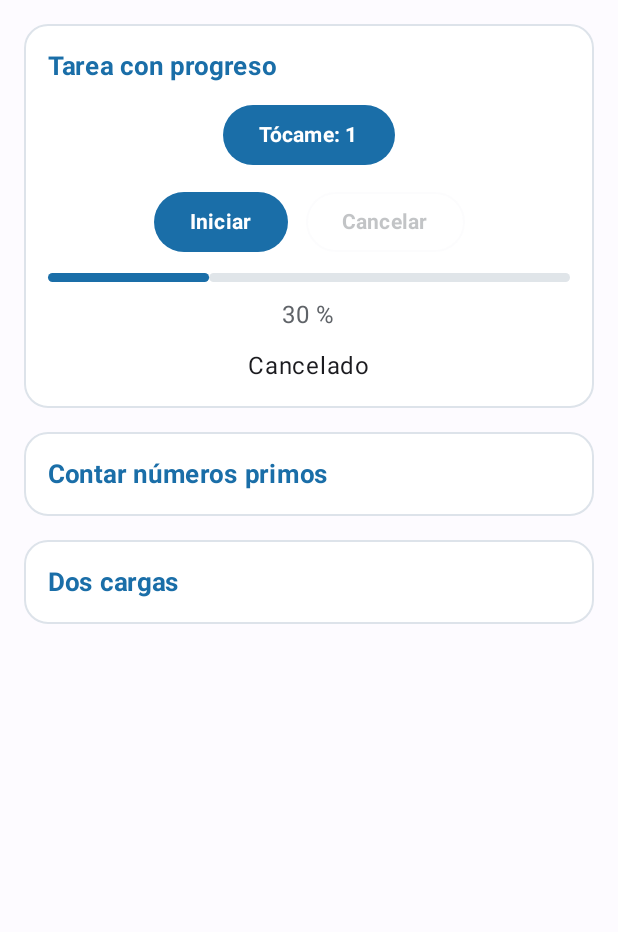
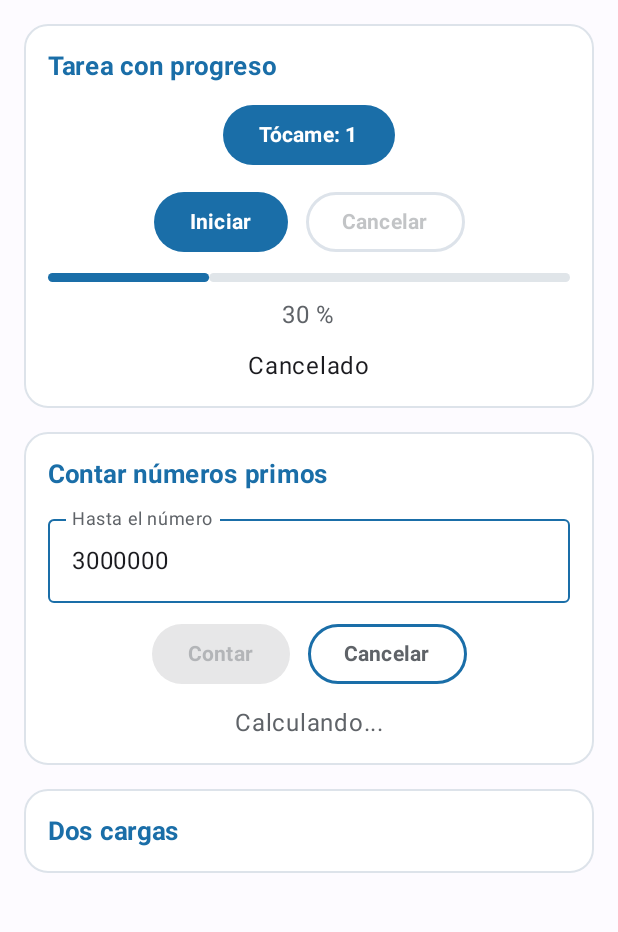
Before and after one commit to jordanabad797-pixel/CentroTareas, an Android app built with Jetpack Compose: the screen it shows after launch (MainActivity), after a tap on an icon or button, on a phone screen of 412 x 824 dp, the part 96-1028 px from its top. Run offline under Robolectric (Android 15) with nearby library versions, the phone set to English and light mode, and no system bars; 3 other taps on this screen came first.

Commit message:
feat(primos): cuenta primos en Dispatchers.Default con cancelacion

```diff
--- a/app/src/main/java/com/tecsup/centrotareas/data/TareasRepositoryLocal.kt
+++ b/app/src/main/java/com/tecsup/centrotareas/data/TareasRepositoryLocal.kt
@@ -1,6 +1,9 @@
 package com.tecsup.centrotareas.data
 
+import kotlinx.coroutines.Dispatchers
 import kotlinx.coroutines.delay
+import kotlinx.coroutines.ensureActive
+import kotlinx.coroutines.withContext
 import java.io.IOException
 
 class TareasRepositoryLocal : TareasRepository {
@@ -16,7 +19,21 @@ class TareasRepositoryLocal : TareasRepository {
         return listOf("Pedido 101", "Pedido 102", "Pedido 103")
     }
 
-    override suspend fun contarPrimos(hasta: Int): Int {
-        return 0
+    override suspend fun contarPrimos(hasta: Int): Int = withContext(Dispatchers.Default) {
+        var cantidad = 0
+        for (n in 2..hasta) {
+            ensureActive()
+            if (esPrimo(n)) cantidad++
+        }
+        cantidad
+    }
+
+    private fun esPrimo(n: Int): Boolean {
+        var d = 2
+        while (d.toLong() * d <= n) {
+            if (n % d == 0) return false
+            d++
+        }
+        return true
     }
 }
--- a/app/src/main/java/com/tecsup/centrotareas/ui/PantallaTareas.kt
+++ b/app/src/main/java/com/tecsup/centrotareas/ui/PantallaTareas.kt
@@ -1,6 +1,7 @@
 package com.tecsup.centrotareas.ui
 
 import androidx.compose.foundation.BorderStroke
+import androidx.compose.foundation.background
 import androidx.compose.foundation.layout.Arrangement
 import androidx.compose.foundation.layout.Column
 import androidx.compose.foundation.layout.ColumnScope
@@ -11,6 +12,7 @@ import androidx.compose.foundation.layout.height
 import androidx.compose.foundation.layout.padding
 import androidx.compose.foundation.rememberScrollState
 import androidx.compose.foundation.shape.RoundedCornerShape
+import androidx.compose.foundation.text.KeyboardOptions
 import androidx.compose.foundation.verticalScroll
 import androidx.compose.material3.Button
 import androidx.compose.material3.Card
@@ -19,6 +21,7 @@ import androidx.compose.material3.ExperimentalMaterial3Api
 import androidx.compose.material3.LinearProgressIndicator
 import androidx.compose.material3.MaterialTheme
 import androidx.compose.material3.OutlinedButton
+import androidx.compose.material3.OutlinedTextField
 import androidx.compose.material3.Scaffold
 import androidx.compose.material3.Text
 import androidx.compose.material3.TopAppBar
@@ -27,13 +30,19 @@ import androidx.compose.runtime.Composable
 import androidx.compose.runtime.collectAsState
 import androidx.compose.runtime.getValue
 import androidx.compose.runtime.mutableIntStateOf
+import androidx.compose.runtime.mutableStateOf
 import androidx.compose.runtime.saveable.rememberSaveable
 import androidx.compose.runtime.setValue
 import androidx.compose.ui.Alignment
 import androidx.compose.ui.Modifier
+import androidx.compose.ui.graphics.Color
 import androidx.compose.ui.text.font.FontWeight
+import androidx.compose.ui.text.input.KeyboardType
 import androidx.compose.ui.unit.dp
 import androidx.compose.ui.unit.sp
+import com.tecsup.centrotareas.model.PrimosUi
+import com.tecsup.centrotareas.ui.theme.VerdeFondo
+import com.tecsup.centrotareas.ui.theme.VerdeTexto
 import com.tecsup.centrotareas.viewmodel.TareasViewModel
 
 @OptIn(ExperimentalMaterial3Api::class)
@@ -80,9 +89,7 @@ private fun TarjetaProgreso(vm: TareasViewModel) {
             Button(onClick = { vm.tareaLarga() }, enabled = !corriendo) {
                 Text("Iniciar", fontWeight = FontWeight.Bold)
             }
-            OutlinedButton(onClick = { vm.cancelar() }, enabled = corriendo) {
-                Text("Cancelar", fontWeight = FontWeight.Bold)
-            }
+            BotonContorno(texto = "Cancelar", habilitado = corriendo) { vm.cancelar() }
         }
         LinearProgressIndicator(
             progress = { progreso },
@@ -104,7 +111,54 @@ private fun TarjetaProgreso(vm: TareasViewModel) {
 
 @Composable
 private fun TarjetaPrimos(vm: TareasViewModel) {
+    val primos by vm.primos.collectAsState()
+    var texto by rememberSaveable { mutableStateOf("3000000") }
+    var hastaContado by rememberSaveable { mutableIntStateOf(0) }
+    val numero = texto.toIntOrNull()
+    val valido = numero != null && numero >= 2
+    val calculando = primos is PrimosUi.Calculando
     Tarjeta(titulo = "Contar números primos") {
+        OutlinedTextField(
+            value = texto,
+            onValueChange = { nuevo -> texto = nuevo.filter { it.isDigit() } },
+            label = { Text("Hasta el número") },
+            singleLine = true,
+            keyboardOptions = KeyboardOptions(keyboardType = KeyboardType.Number),
+            modifier = Modifier.fillMaxWidth()
+        )
+        Row(horizontalArrangement = Arrangement.spacedBy(12.dp)) {
+            Button(
+                onClick = {
+                    if (numero != null && numero >= 2) {
+                        hastaContado = numero
+                        vm.contar(numero)
+                    }
+                },
+                enabled = valido && !calculando
+            ) {
+                Text("Contar", fontWeight = FontWeight.Bold)
+            }
+            BotonContorno(texto = "Cancelar", habilitado = calculando) { vm.cancelarPrimos() }
+        }
+        when (val estado = primos) {
+            is PrimosUi.Inicial -> Unit
+            is PrimosUi.Calculando -> Text(
+                text = "Calculando...",
+                color = MaterialTheme.colorScheme.onSurfaceVariant
+            )
+            is PrimosUi.Cancelado -> Text(
+                text = "Cancelado",
+                color = MaterialTheme.colorScheme.onSurface
+            )
+            is PrimosUi.Listo -> Recuadro(fondo = VerdeFondo) {
+                Text(
+                    text = "Primos hasta $hastaContado: ${estado.cantidad}",
+                    color = VerdeTexto,
+                    fontWeight = FontWeight.Bold
+                )
+                Text(text = "Tiempo: ${estado.milisegundos} ms", color = VerdeTexto)
+            }
+        }
     }
 }
 
@@ -140,3 +194,30 @@ private fun Tarjeta(titulo: String, contenido: @Composable ColumnScope.() -> Uni
         }
     }
 }
+
+@Composable
+private fun Recuadro(fondo: Color, contenido: @Composable ColumnScope.() -> Unit) {
+    Column(
+        modifier = Modifier
+            .fillMaxWidth()
+            .background(fondo, RoundedCornerShape(10.dp))
+            .padding(12.dp),
+        horizontalAlignment = Alignment.CenterHorizontally,
+        verticalArrangement = Arrangement.spacedBy(2.dp),
+        content = contenido
+    )
+}
+
+@Composable
+private fun BotonContorno(texto: String, habilitado: Boolean, alPulsar: () -> Unit) {
+    OutlinedButton(
+        onClick = alPulsar,
+        enabled = habilitado,
+        border = BorderStroke(
+            width = 1.5.dp,
+            color = if (habilitado) MaterialTheme.colorScheme.primary else MaterialTheme.colorScheme.outlineVariant
+        )
+    ) {
+        Text(texto, fontWeight = FontWeight.Bold)
+    }
+}
```
Also changed, not shown: app/src/main/java/com/tecsup/centrotareas/viewmodel/TareasViewModel.kt (+22 -0 lines).
